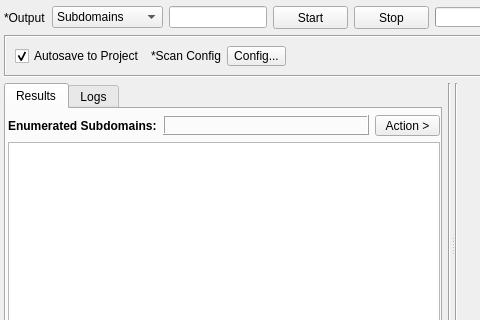
This is gui/src/engines/cert/Cert.ui in 3nock/OTE as Qt 5 draws it before an edit; both pictures show x 0 to 480 and y 0 to 320 of the 639 by 406 pixel window. The edited form follows.
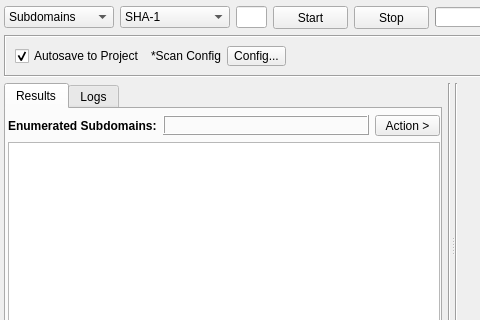
This is the edited form. Custom widgets are drawn as their Qt base class.

Commit message: working on the cert engine...

Diff of the .ui file:
```diff
--- a/gui/src/engines/cert/Cert.ui
+++ b/gui/src/engines/cert/Cert.ui
@@ -28,13 +28,6 @@
    </property>
    <item>
     <layout class="QHBoxLayout" name="horizontalLayout">
-     <item>
-      <widget class="QLabel" name="label_2">
-       <property name="text">
-        <string>*Output</string>
-       </property>
-      </widget>
-     </item>
      <item>
       <widget class="QComboBox" name="comboBoxOutput">
        <property name="sizePolicy">
@@ -46,7 +39,7 @@
        <property name="minimumSize">
         <size>
          <width>110</width>
-         <height>22</height>
+         <height>0</height>
         </size>
        </property>
        <property name="focusPolicy">
@@ -72,6 +65,26 @@
        </item>
       </widget>
      </item>
+     <item>
+      <widget class="QComboBox" name="comboBoxOption">
+       <property name="minimumSize">
+        <size>
+         <width>110</width>
+         <height>0</height>
+        </size>
+       </property>
+       <item>
+        <property name="text">
+         <string>SHA-1</string>
+        </property>
+       </item>
+       <item>
+        <property name="text">
+         <string>SHA-256</string>
+        </property>
+       </item>
+      </widget>
+     </item>
      <item>
       <widget class="QLineEdit" name="lineEditTarget"/>
      </item>
```
The commit also changes 9 other files.
